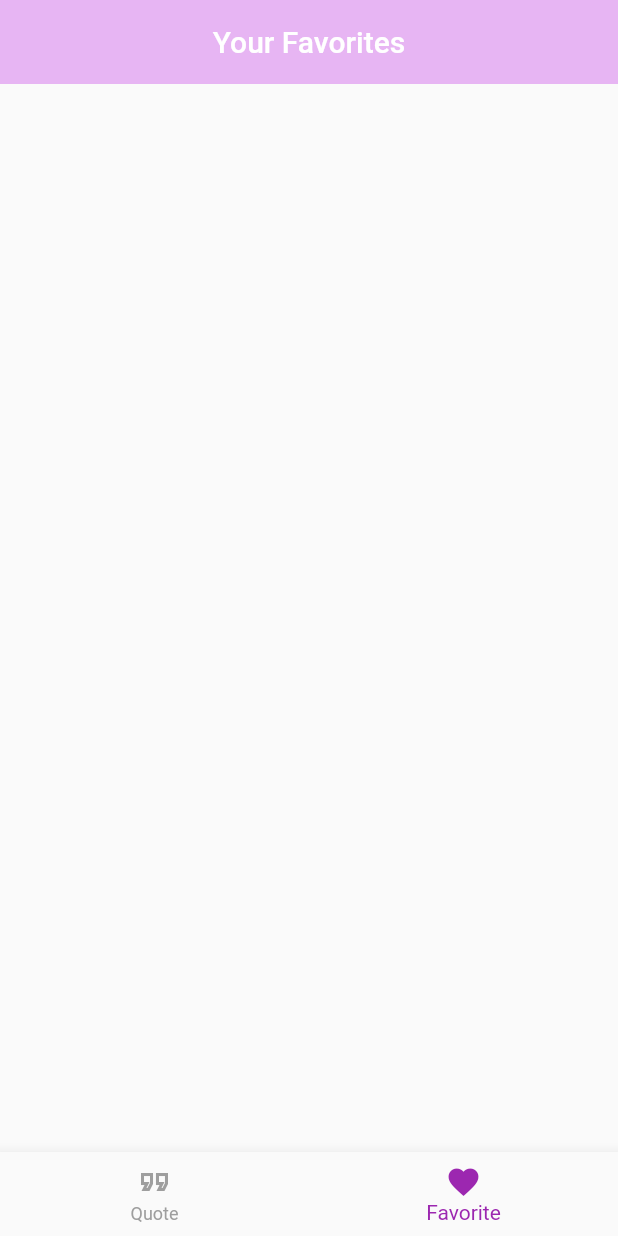
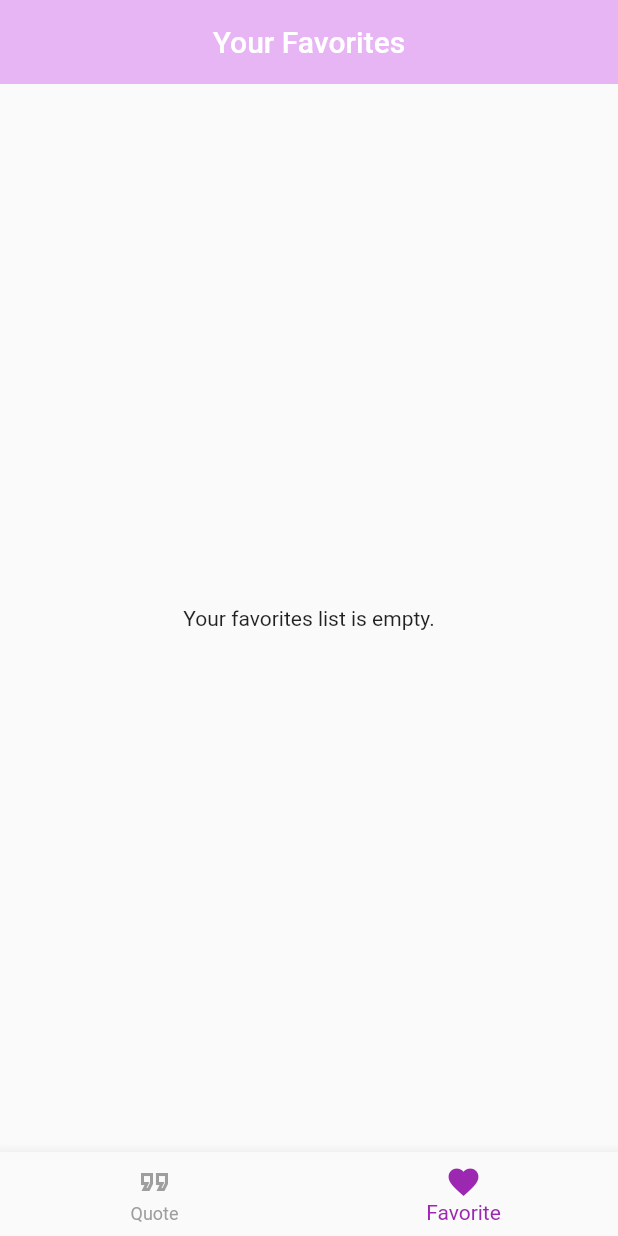
Before and after one commit to MiriamBaumgartner/ponder_points_app, a Flutter app: the screen it shows after launch, item 2 of the bottom bar chosen, on a phone screen of 412 x 824 dp. Run offline on Flutter 3.47's test engine with Material 2 defaults, Android fonts, the phone set to English and light mode, and no system bars.

Commit message:
currentQuote above override, add empty fav. text

```diff
--- a/lib/bottom_navigation_screen.dart
+++ b/lib/bottom_navigation_screen.dart
@@ -55,8 +55,7 @@ class _BottomNavigationScreenState extends State<BottomNavigationScreen> {
             icon: Icon(Icons.format_quote_outlined),
             label: 'Quote',
           ),
-          const BottomNavigationBarItem(
-              icon: Icon(Icons.favorite), label: 'Favorite')
+          BottomNavigationBarItem(icon: Icon(Icons.favorite), label: 'Favorite')
         ],
       ),
     );
--- a/lib/favorite_screen.dart
+++ b/lib/favorite_screen.dart
@@ -14,6 +14,10 @@ class FavoriteScreen extends StatefulWidget {
 class _FavoriteScreenState extends State<FavoriteScreen> {
   @override
   Widget build(BuildContext context) {
+    if (widget.favorites.isEmpty) {
+      return const Center(child: Text('Your favorites list is empty.'));
+    }
+
     return Scaffold(
       body: ListView.builder(
         itemCount: widget.favorites.length,
```
Also changed, not shown: lib/quotes_screen.dart (+17 -24 lines).
